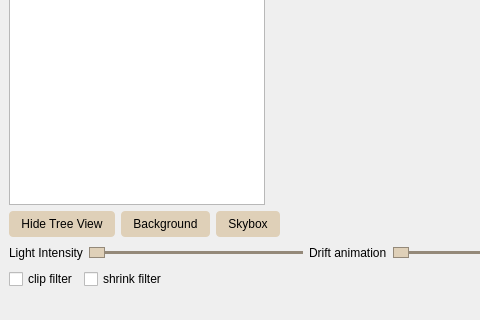
Above: GUI/mainwindow.ui from ninyo999/2024_EEEE2076_GROUP6 before the change; both pictures show x 0 to 480 and y 307 to 627 of the 829 by 627 pixel window. Below: the same form after it.
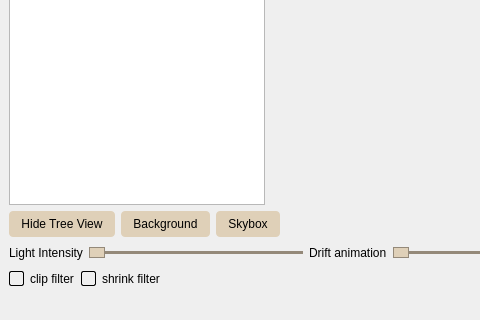
That is the form after the change. Icons and pictures are not drawn. Custom widgets are drawn as their Qt base class.

Patch:
```diff
--- a/GUI/mainwindow.ui
+++ b/GUI/mainwindow.ui
@@ -310,6 +310,52 @@
      <layout class="QHBoxLayout" name="horizontalLayout_4">
       <item>
        <widget class="QCheckBox" name="clipFilterCheckBox">
+        <property name="styleSheet">
+         <string notr="true">/* -- Checkbox Label -- */
+QCheckBox {
+    spacing: 6px;                  /* gap between box &amp; text */
+    color: black;                /* label color */
+    ￼font: 13px;                   /* optional: adjust text size */
+}
+
+/* -- Indicator (the square “box”) -- */
+QCheckBox::indicator {
+    width: 13px;
+    height: 13px;
+    border: 1px solid black;     /* mid-tone border */
+    border-radius: 2px;
+    
+}
+
+/* Hover over the box */
+QCheckBox::indicator:hover {
+    border: 1px solid #DFD0B8;     /* lighten border on hover */
+}
+
+/* Checked state */
+QCheckBox::indicator:checked {
+    background: #948979;           /* accent fill */
+    border: 1px solid #948979;     
+}
+
+/* Checked + hover */
+QCheckBox::indicator:checked:hover {
+    background: #DFD0B8;           /* even lighter on hover */
+    border: 1px solid #DFD0B8;
+}
+
+/* Disabled state */
+QCheckBox::indicator:disabled {
+    background: #222831;
+    border: 1px solid #393E46;
+}
+QCheckBox::indicator:checked:disabled {
+    background: #393E46;
+    border: 1px solid #393E46;
+    opacity: 0.6;
+}
+</string>
+        </property>
         <property name="text">
          <string>clip filter</string>
         </property>
@@ -317,6 +363,52 @@
       </item>
       <item>
        <widget class="QCheckBox" name="shrinkFilterCheckBox">
+        <property name="styleSheet">
+         <string notr="true">/* -- Checkbox Label -- */
+QCheckBox {
+    spacing: 6px;                  /* gap between box &amp; text */
+    color: black;                /* label color */
+    ￼font: 13px;                   /* optional: adjust text size */
+}
+
+/* -- Indicator (the square “box”) -- */
+QCheckBox::indicator {
+    width: 13px;
+    height: 13px;
+    border: 1px solid black;     /* mid-tone border */
+    border-radius: 2px;
+    
+}
+
+/* Hover over the box */
+QCheckBox::indicator:hover {
+    border: 1px solid #DFD0B8;     /* lighten border on hover */
+}
+
+/* Checked state */
+QCheckBox::indicator:checked {
+    background: #948979;           /* accent fill */
+    border: 1px solid #948979;     
+}
+
+/* Checked + hover */
+QCheckBox::indicator:checked:hover {
+    background: #DFD0B8;           /* even lighter on hover */
+    border: 1px solid #DFD0B8;
+}
+
+/* Disabled state */
+QCheckBox::indicator:disabled {
+    background: #222831;
+    border: 1px solid #393E46;
+}
+QCheckBox::indicator:checked:disabled {
+    background: #393E46;
+    border: 1px solid #393E46;
+    opacity: 0.6;
+}
+</string>
+        </property>
         <property name="text">
          <string>shrink filter</string>
         </property>
```
Left out of the diff: 16 changed lines with no effect on the pictures.
